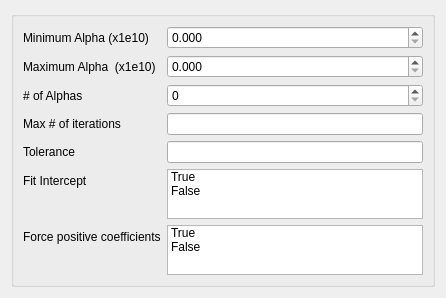
The window that ui/cv_Lasso.ui (tthatcher95/PyHAT_Point_Spectra_GUI) describes before a commit, drawn with Qt 5.
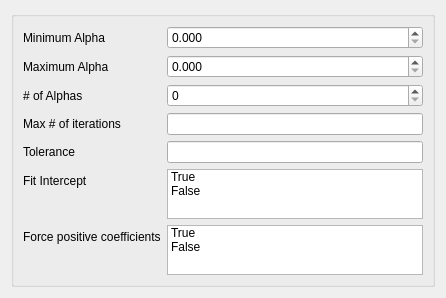
The same window after the commit.

Patch:
```diff
--- a/ui/cv_Lasso.ui
+++ b/ui/cv_Lasso.ui
@@ -32,7 +32,7 @@
       <item row="0" column="0">
        <widget class="QLabel" name="minalphaLabel">
         <property name="text">
-         <string>Minimum Alpha (x1e10)</string>
+         <string>Minimum Alpha</string>
         </property>
        </widget>
       </item>
@@ -49,7 +49,7 @@
       <item row="1" column="0">
        <widget class="QLabel" name="maxalpha_label">
         <property name="text">
-         <string>Maximum Alpha  (x1e10)</string>
+         <string>Maximum Alpha</string>
         </property>
        </widget>
       </item>
```
